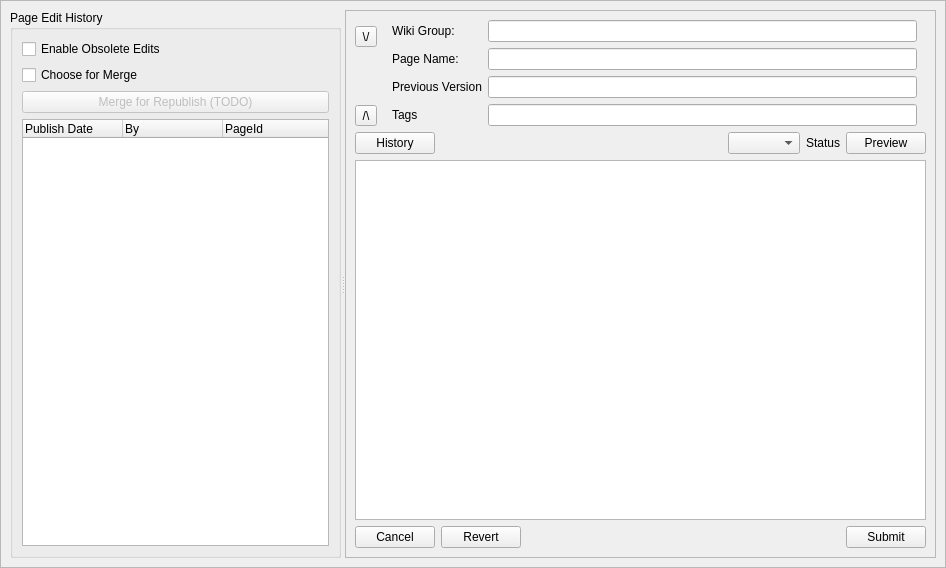
First picture: the form in retroshare-gui/src/gui/WikiPoos/WikiEditDialog.ui, repository RetroShare/RetroShare, before the edit.
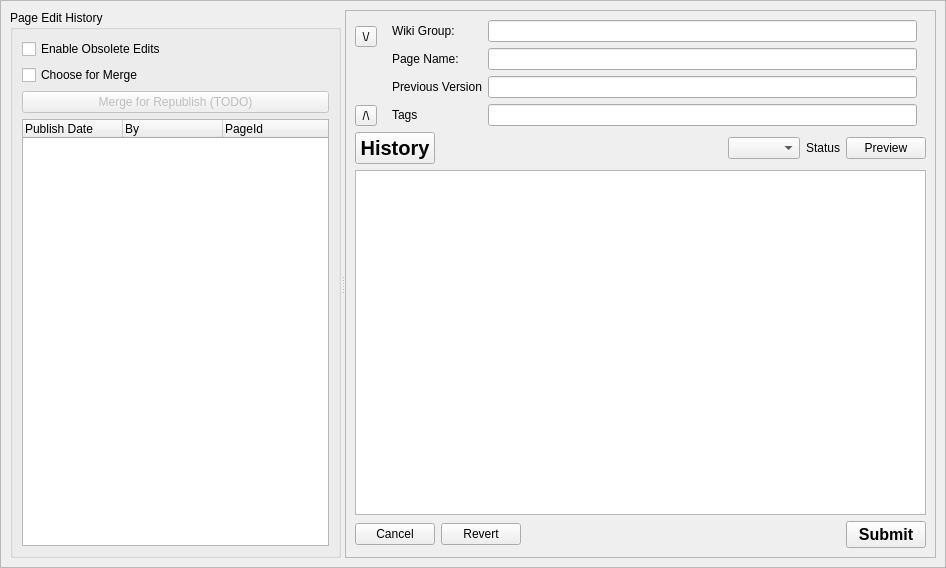
Second picture: the form after the edit. Custom widgets are drawn as their Qt base class.

Patch:
```diff
--- a/retroshare-gui/src/gui/WikiPoos/WikiEditDialog.ui
+++ b/retroshare-gui/src/gui/WikiPoos/WikiEditDialog.ui
@@ -257,6 +257,13 @@
            <layout class="QHBoxLayout" name="horizontalLayout_2">
             <item>
              <widget class="QPushButton" name="pushButton_History">
+              <property name="font">
+               <font>
+                <pointsize>15</pointsize>
+                <weight>75</weight>
+                <bold>true</bold>
+               </font>
+              </property>
               <property name="text">
                <string>History</string>
               </property>
@@ -327,7 +334,14 @@
              </spacer>
             </item>
             <item>
-             <widget class="QPushButton" name="pushButton_Submit">
+             <widget class="QPushButton" name="postButton">
+              <property name="font">
+               <font>
+                <pointsize>12</pointsize>
+                <weight>75</weight>
+                <bold>true</bold>
+               </font>
+              </property>
               <property name="text">
                <string>Submit</string>
               </property>
```
Left out of the diff: 32 changed lines with no effect on the pictures.
